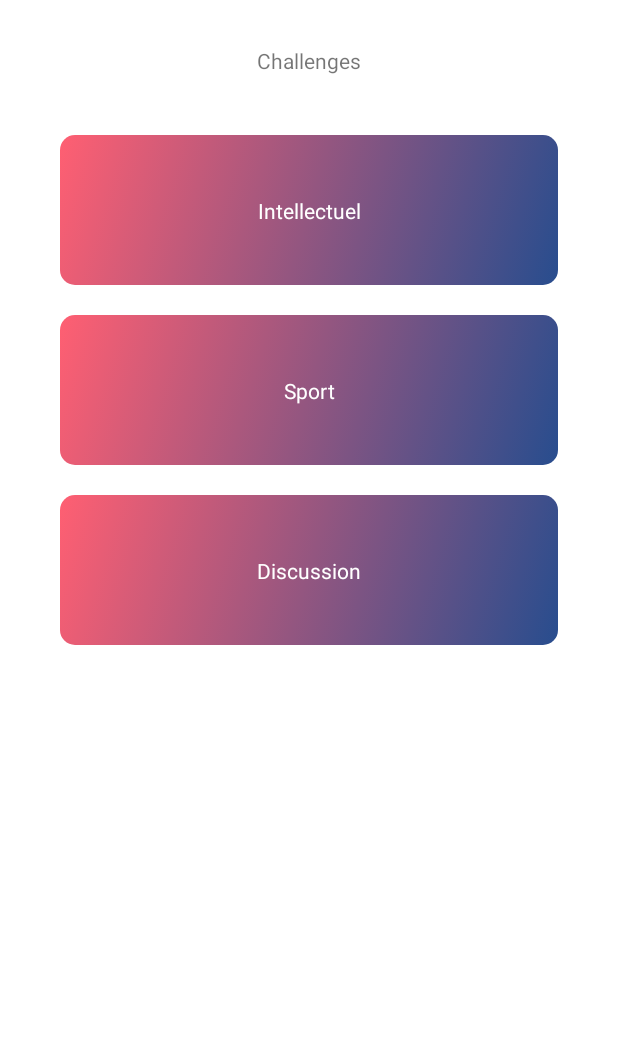
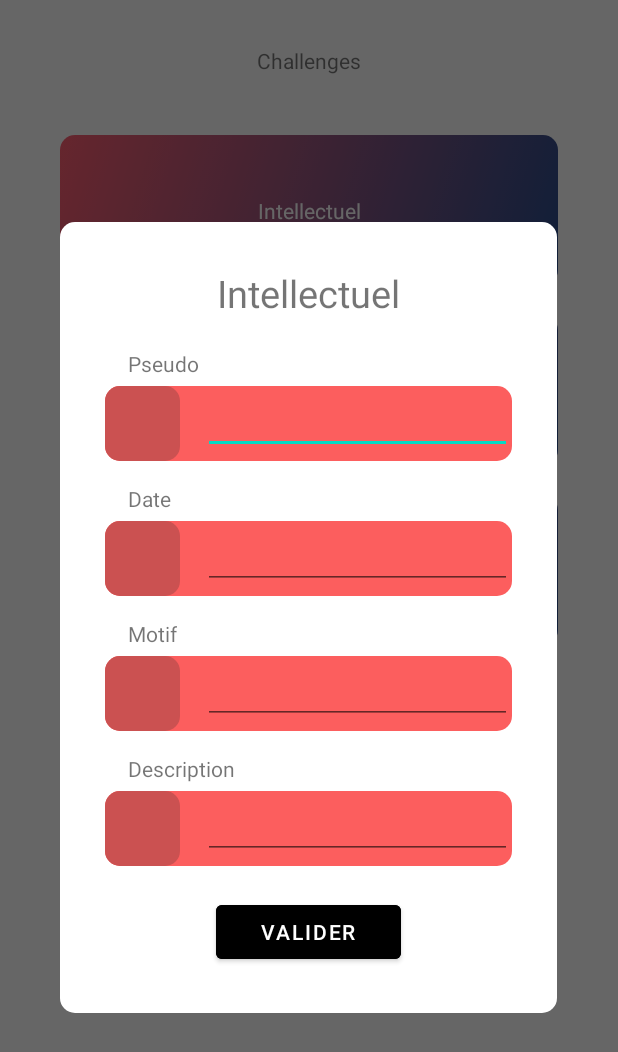
Before and after one commit to GetMetamorph/WarRoom, an Android app: the ChallengeActivity screen opened directly, with no data from a screen before it, after a tap on "Intellectuel", on a phone screen of 412 x 824 dp. Shown: the top 1052 px of the screen. Run offline under Robolectric (Android 15) with nearby library versions, the phone set to English and light mode, and no system bars.

Commit message:
New form popup alert

```diff
--- /dev/null
+++ b/app/src/main/java/com/example/warroom/activities/AlertActivity.kt
@@ -0,0 +1,53 @@
+package com.example.warroom.activities
+
+import android.app.Activity
+import android.content.Context
+import android.view.LayoutInflater
+import android.widget.TextView
+import androidx.appcompat.app.AlertDialog
+import androidx.appcompat.app.AppCompatActivity
+import androidx.appcompat.widget.AppCompatButton
+import com.example.warroom.R
+
+open class AlertActivity: AppCompatActivity() {
+
+    protected fun showFormAlert(context: Context, title: String, validCallBack: ((Boolean) -> Unit)){
+        val builder = AlertDialog.Builder(context)
+        builder.setCancelable(false)
+        val alertdialogView = builder.create()
+
+        val view= LayoutInflater.from(this).inflate(R.layout.alert_challenge_form, null)
+
+        alertdialogView.setView(view)
+        alertdialogView.window?.setBackgroundDrawableResource(R.color.transparent)
+
+
+        view.findViewById<TextView>(R.id.form_title)?.let {
+            it.text = title
+        }
+
+        view.findViewById<TextView>(R.id.username_label)?.let {
+            it.text = context.getString(R.string.challenge_form_username)
+        }
+
+        view.findViewById<TextView>(R.id.date_label)?.let {
+            it.text = context.getString(R.string.challenge_form_date)
+        }
+
+        view.findViewById<TextView>(R.id.reason_label)?.let {
+            it.text = context.getString(R.string.challenge_form_reason)
+        }
+
+        view.findViewById<TextView>(R.id.description_label)?.let {
+            it.text = context.getString(R.string.challenge_form_description)
+        }
+
+        view.findViewById<TextView>(R.id.valid_form_button)?.let {
+            it.setOnClickListener {
+                alertdialogView.dismiss()
+            }
+        }
+        alertdialogView.show()
+    }
+
+}
--- a/app/src/main/java/com/example/warroom/activities/ChallengeActivity.kt
+++ b/app/src/main/java/com/example/warroom/activities/ChallengeActivity.kt
@@ -14,7 +14,7 @@ import com.example.warroom.databinding.ActivityChallengeBinding
 import com.example.warroom.models.Challenge
 import com.example.warroom.models.ChallengeEnum
 
-class ChallengeActivity: AppCompatActivity(), ChallengeAdapter.ChallengeItemInterface {
+class ChallengeActivity: AlertActivity(), ChallengeAdapter.ChallengeItemInterface {
     private lateinit var binding: ActivityChallengeBinding
     private var challengeAdapter = ChallengeAdapter(this, this)
 
@@ -51,7 +51,9 @@ class ChallengeActivity: AppCompatActivity(), ChallengeAdapter.ChallengeItemInte
 
     override fun onClick(challenge: Challenge) {
         Log.d("ChallengeItem", "Challenge clicked: ${challenge.type}")
-        //TODO("Not yet implemented")
+        this.showFormAlert(this, resources.getString(challenge.type.getTitleResId())) {
+
+        }
     }
 
     private class ChallengeMarginItemDecoration(val context: Context, val adapter: RecyclerView.Adapter<RecyclerView.ViewHolder>) : RecyclerView.ItemDecoration() {
--- /dev/null
+++ b/app/src/main/res/drawable/challenge_alert_bg.xml
@@ -0,0 +1,4 @@
+<?xml version="1.0" encoding="utf-8"?>
+<selector xmlns:android="http://schemas.android.com/apk/res/android">
+    <item android:state_selected="false" android:drawable="@color/transparent"/>
+</selector>
--- /dev/null
+++ b/app/src/main/res/drawable/challenge_form_edit.xml
@@ -0,0 +1,11 @@
+<?xml version="1.0" encoding="utf-8"?>
+<layer-list xmlns:android="http://schemas.android.com/apk/res/android">
+    <item>
+        <shape
+            android:shape="rectangle" >
+            <corners android:radius="10dp"  />
+            <!--- This is the background color -->
+            <solid android:color="@color/red_edit" />
+        </shape>
+    </item>
+</layer-list>
--- /dev/null
+++ b/app/src/main/res/drawable/dialog_rounded_shape.xml
@@ -0,0 +1,11 @@
+<?xml version="1.0" encoding="utf-8"?>
+<layer-list xmlns:android="http://schemas.android.com/apk/res/android">
+    <item>
+        <shape
+            android:shape="rectangle" >
+            <corners android:radius="10dp"  />
+            <!--- This is the background color -->
+            <solid android:color="@color/white" />
+        </shape>
+    </item>
+</layer-list>
--- /dev/null
+++ b/app/src/main/res/layout/alert_challenge_form.xml
@@ -0,0 +1,206 @@
+<?xml version="1.0" encoding="utf-8"?>
+<androidx.constraintlayout.widget.ConstraintLayout xmlns:android="http://schemas.android.com/apk/res/android"
+    android:layout_width="match_parent"
+    android:layout_height="match_parent"
+    android:background="@drawable/challenge_alert_bg"
+    xmlns:app="http://schemas.android.com/apk/res-auto">
+
+    <LinearLayout
+        android:layout_width="0dp"
+        android:layout_height="wrap_content"
+        android:padding="30dp"
+        android:orientation="vertical"
+        android:gravity="center"
+        android:layout_marginStart="30dp"
+        android:layout_marginEnd="30dp"
+        app:layout_constraintTop_toTopOf="parent"
+        app:layout_constraintBottom_toBottomOf="parent"
+        app:layout_constraintStart_toStartOf="parent"
+        app:layout_constraintEnd_toEndOf="parent"
+        android:background="@drawable/dialog_rounded_shape">
+
+        <TextView
+            android:id="@+id/form_title"
+            android:layout_width="match_parent"
+            android:layout_height="wrap_content"
+            android:textSize="25sp"
+            android:gravity="center"
+            android:layout_marginBottom="20dp"/>
+
+
+        <TextView
+            android:id="@+id/username_label"
+            android:layout_gravity="start"
+            android:layout_marginStart="15dp"
+            android:layout_width="wrap_content"
+            android:layout_height="wrap_content"/>
+        <LinearLayout
+            android:layout_width="match_parent"
+            android:layout_height="wrap_content"
+            android:layout_marginTop="5dp"
+            android:background="@drawable/challenge_form_edit"
+            android:orientation="horizontal">
+
+            <androidx.constraintlayout.widget.ConstraintLayout
+                android:layout_width="50dp"
+                android:layout_height="50dp"
+                android:backgroundTint="@color/red_edit_ic"
+                android:background="@drawable/challenge_form_edit">
+
+                <ImageView
+                    android:id="@+id/username_ic"
+                    android:layout_width="0dp"
+                    android:layout_height="0dp"
+                    app:layout_constraintTop_toTopOf="parent"
+                    app:layout_constraintBottom_toBottomOf="parent"
+                    app:layout_constraintStart_toStartOf="parent"
+                    app:layout_constraintEnd_toEndOf="parent"/>
+
+            </androidx.constraintlayout.widget.ConstraintLayout>
+
+            <EditText
+                android:id="@+id/username_edit_text"
+                android:layout_width="match_parent"
+                android:layout_height="wrap_content"
+                android:layout_marginStart="15dp"/>
+
+        </LinearLayout>
+
+
+        <TextView
+            android:id="@+id/date_label"
+            android:layout_gravity="start"
+            android:layout_marginTop="15dp"
+            android:layout_marginStart="15dp"
+            android:layout_width="wrap_content"
+            android:layout_height="wrap_content"/>
+        <LinearLayout
+            android:layout_width="match_parent"
+            android:layout_height="wrap_content"
+            android:layout_marginTop="5dp"
+            android:background="@drawable/challenge_form_edit"
+            android:orientation="horizontal">
+
+            <androidx.constraintlayout.widget.ConstraintLayout
+                android:layout_width="50dp"
+                android:layout_height="50dp"
+                android:backgroundTint="@color/red_edit_ic"
+                android:background="@drawable/challenge_form_edit">
+
+                <ImageView
+                    android:id="@+id/date_ic"
+                    android:layout_width="0dp"
+                    android:layout_height="0dp"
+                    app:layout_constraintTop_toTopOf="parent"
+                    app:layout_constraintBottom_toBottomOf="parent"
+                    app:layout_constraintStart_toStartOf="parent"
+                    app:layout_constraintEnd_toEndOf="parent"/>
+
+            </androidx.constraintlayout.widget.ConstraintLayout>
+
+            <EditText
+                android:id="@+id/date_edit_text"
+                android:layout_width="match_parent"
+                android:layout_height="wrap_content"
+                android:layout_marginStart="15dp"/>
+
+        </LinearLayout>
+
+
+
+        <TextView
+            android:id="@+id/reason_label"
+            android:layout_gravity="start"
+            android:layout_marginTop="15dp"
+            android:layout_marginStart="15dp"
+            android:layout_width="wrap_content"
+            android:layout_height="wrap_content"/>
+        <LinearLayout
+            android:layout_width="match_parent"
+            android:layout_height="wrap_content"
+            android:layout_marginTop="5dp"
+            android:background="@drawable/challenge_form_edit"
+            android:orientation="horizontal">
+
+            <androidx.constraintlayout.widget.ConstraintLayout
+                android:layout_width="50dp"
+                android:layout_height="50dp"
+                android:backgroundTint="@color/red_edit_ic"
+                android:background="@drawable/challenge_form_edit">
+
+                <ImageView
+                    android:id="@+id/reason_ic"
+                    android:layout_width="0dp"
+                    android:layout_height="0dp"
+                    app:layout_constraintTop_toTopOf="parent"
+                    app:layout_constraintBottom_toBottomOf="parent"
+                    app:layout_constraintStart_toStartOf="parent"
+                    app:layout_constraintEnd_toEndOf="parent"/>
+
+            </androidx.constraintlayout.widget.ConstraintLayout>
+
+            <EditText
+                android:id="@+id/reason_edit_text"
+                android:layout_width="match_parent"
+                android:layout_height="wrap_content"
+                android:layout_marginStart="15dp"/>
+
+        </LinearLayout>
+
+
+
+        <TextView
+            android:id="@+id/description_label"
+            android:layout_gravity="start"
+            android:layout_marginTop="15dp"
+            android:layout_marginStart="15dp"
+            android:layout_width="wrap_content"
+            android:layout_height="wrap_content"/>
+        <LinearLayout
+            android:layout_width="match_parent"
+            android:layout_height="wrap_content"
+            android:layout_marginTop="5dp"
+            android:background="@drawable/challenge_form_edit"
+            android:orientation="horizontal">
+
+            <androidx.constraintlayout.widget.ConstraintLayout
+                android:layout_width="50dp"
+                android:layout_height="50dp"
+                android:backgroundTint="@color/red_edit_ic"
+                android:background="@drawable/challenge_form_edit">
+
+                <ImageView
+                    android:id="@+id/description_ic"
+                    android:layout_width="0dp"
+                    android:layout_height="0dp"
+                    app:layout_constraintTop_toTopOf="parent"
+                    app:layout_constraintBottom_toBottomOf="parent"
+                    app:layout_constraintStart_toStartOf="parent"
+                    app:layout_constraintEnd_toEndOf="parent"/>
+
+            </androidx.constraintlayout.widget.ConstraintLayout>
+
+            <EditText
+                android:id="@+id/description_edit_text"
+                android:layout_width="match_parent"
+                android:layout_height="wrap_content"
+                android:layout_marginStart="15dp"/>
+
+        </LinearLayout>
+
+        <Button
+            android:id="@+id/valid_form_button"
+            android:layout_gravity="center"
+            android:text="Valider"
+            android:backgroundTint="@color/black"
+            android:paddingStart="30dp"
+            android:paddingEnd="30dp"
+            android:layout_marginTop="20dp"
+            android:layout_width="wrap_content"
+            android:layout_height="wrap_content"/>
+
+
+
+    </LinearLayout>
+
+</androidx.constraintlayout.widget.ConstraintLayout>
--- a/app/src/main/res/values/colors.xml
+++ b/app/src/main/res/values/colors.xml
@@ -9,4 +9,8 @@
     <color name="white">#FFFFFFFF</color>
     <color name="blue_gradient">#284D8E</color>
     <color name="pink">#FF5F72</color>
+    <color name="red_edit">#FC5E5E</color>
+    <color name="red_edit_ic">#CB5151</color>
+    <color name="pink_33">#33FF5F72</color>
+    <color name="transparent">#00000000</color>
 </resources>
--- a/app/src/main/res/values/strings.xml
+++ b/app/src/main/res/values/strings.xml
@@ -1,7 +1,15 @@
 <resources>
     <string name="app_name">WarRoom</string>
+
+
     <string name="challenge_image_description">Challenge image</string>
     <string name="challenge_sport_title">Sport</string>
+    <string name="challenge_intellectual_title">Intellectuel</string>
     <string name="challenge_talk_title">Discussion</string>
-    <string name="challenge_intellectual_title">Intellectuel</string>
+
+    <string name="challenge_form_username">Pseudo</string>
+    <string name="challenge_form_date">Date</string>
+    <string name="challenge_form_reason">Motif</string>
+    <string name="challenge_form_description">Description</string>
+
 </resources>
```
Also changed, not shown: 582 other files.
